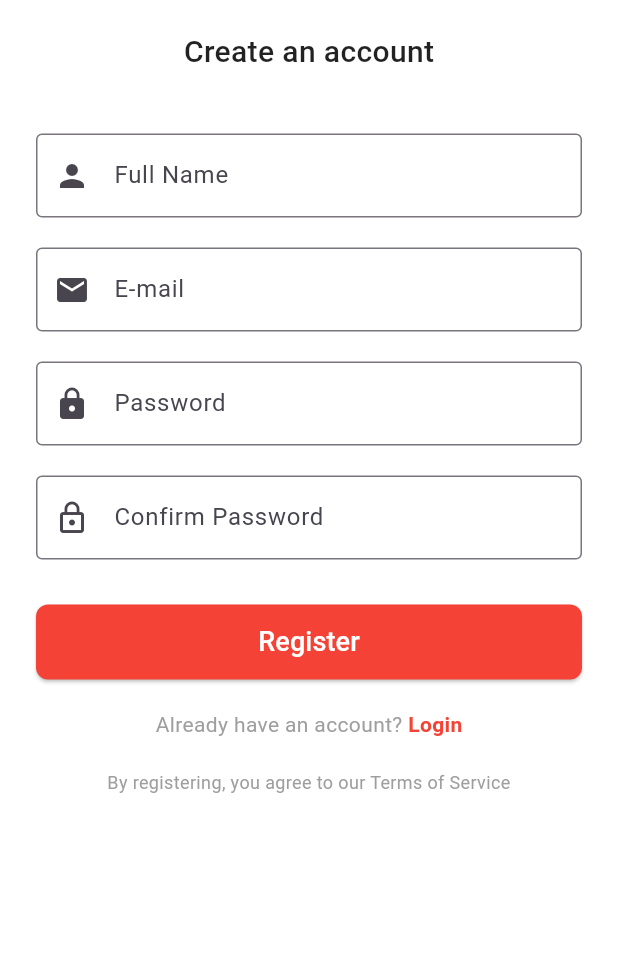
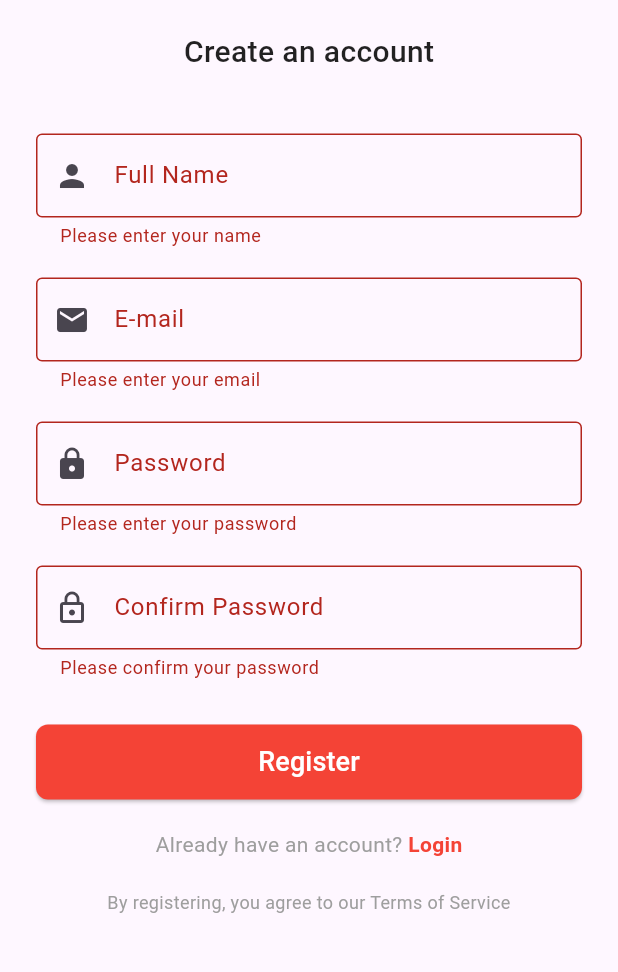
Before and after one commit to Dart-Master/utmsport, a Flutter app: the RegisterPage widget shown alone on an empty page, opened directly, after a tap on "Register", on a phone screen of 412 x 824 dp, the part 195-1167 px from its top. Run offline on Flutter 3.47's test engine with Material 3 defaults, Android fonts, the light colour scheme and no system bars.

Commit message:
Update registerPage.dart

```diff
--- a/flutter_application_1/lib/registerPage.dart
+++ b/flutter_application_1/lib/registerPage.dart
@@ -1,8 +1,14 @@
 import 'package:flutter/material.dart';
-// import 'homePage.dart'; // Make sure you have this file or remove the navigation
 
 void main() {
-  runApp(const RegisterPage());
+  runApp(
+    MaterialApp(
+      debugShowCheckedModeBanner: false,
+      home: Scaffold(
+        body: RegisterPage(),
+      ),
+    ),
+  );
 }
 
 class RegisterPage extends StatefulWidget {
@@ -30,9 +36,7 @@ class _RegisterPageState extends State<RegisterPage> {
 
   @override
   Widget build(BuildContext context) {
-    return Scaffold(
-      backgroundColor: Colors.white,
-      body: SafeArea(
+    return SafeArea(
       child: SingleChildScrollView(
         padding: const EdgeInsets.all(24.0),
         child: Column(
@@ -137,15 +141,9 @@ class _RegisterPageState extends State<RegisterPage> {
                     height: 50,
                     child: ElevatedButton(
                       onPressed: () {
-                          // if (_formKey.currentState!.validate()) {
-                          //   // Temporary direct navigation - remove later
-                          //   Navigator.pushReplacement(
-                          //     context,
-                          //     MaterialPageRoute(
-                          //       builder: (context) => const HomePage(),
-                          //     ),
-                          //   );
-                          // }
+                        if (_formKey.currentState!.validate()) {
+                          // Form is valid
+                        }
                       },
                       style: ElevatedButton.styleFrom(
                         backgroundColor: Colors.red,
@@ -176,7 +174,6 @@ class _RegisterPageState extends State<RegisterPage> {
                 GestureDetector(
                   onTap: () {
                     // Will be connected to login later
-                      Navigator.pop(context);
                   },
                   child: const Text(
                     'Login',
@@ -200,7 +197,6 @@ class _RegisterPageState extends State<RegisterPage> {
           ],
         ),
       ),
-      ),
     );
   }
 }
```
Lines whose indentation alone changed are shown as unchanged.
